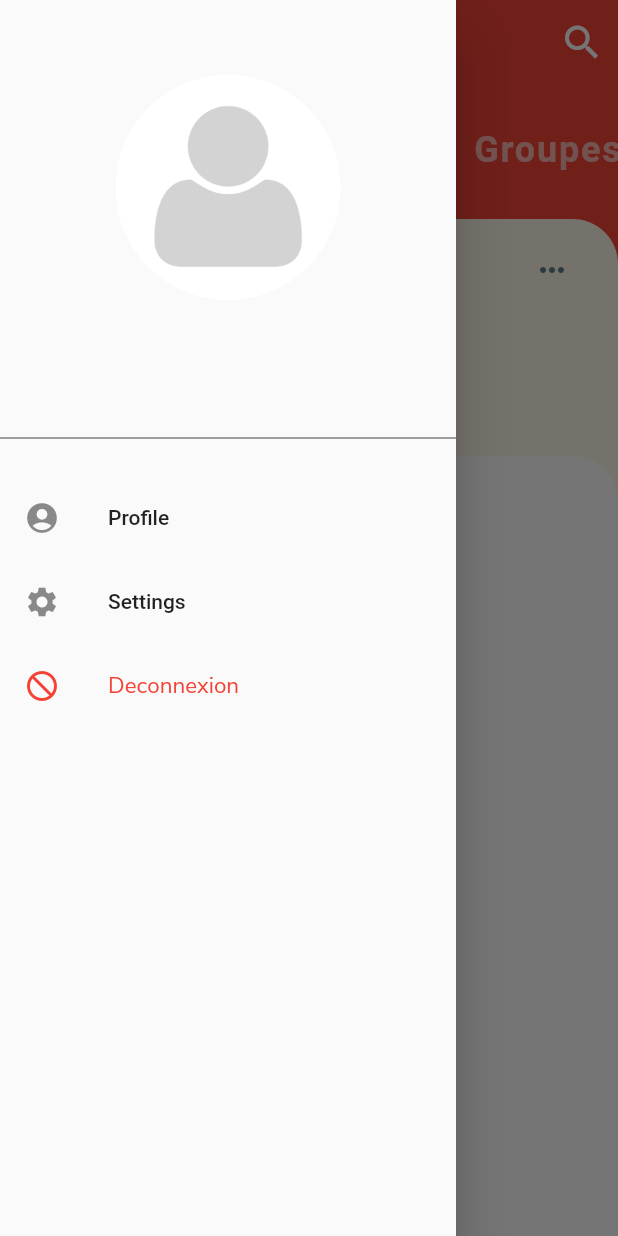
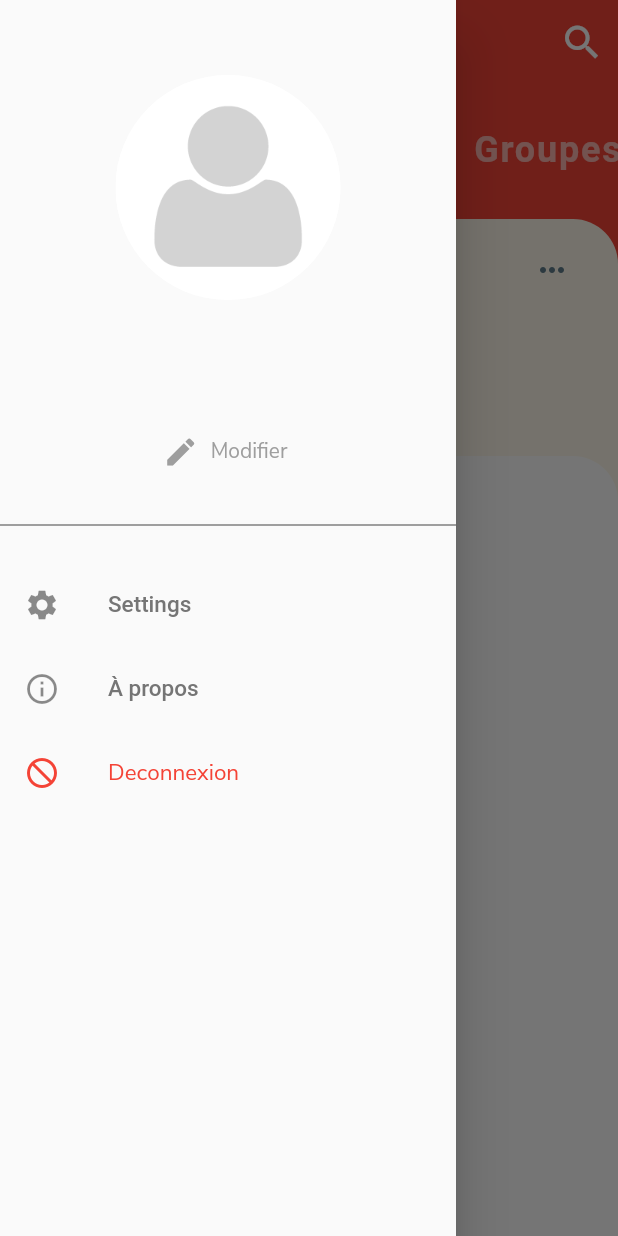
Before and after one commit to quentinfon/SWChat, a Flutter app: the screen it shows once a user with an empty profile is signed in, with the side drawer open, on a phone screen of 412 x 824 dp. Run offline on Flutter 3.47's test engine with Material 2 defaults, Android fonts, the phone set to English and light mode, and no system bars; our stand-ins replace cloud_firestore, firebase_auth, firebase_storage, flutter_spinkit; accounts and stored records are empty.

Commit message:
à propos

```diff
--- a/lib/screens/home/home.dart
+++ b/lib/screens/home/home.dart
@@ -9,6 +9,7 @@ import 'package:firebase_storage/firebase_storage.dart';
 
 import 'package:swchat/services/dataHolder.dart';
 import 'package:swchat/services/database.dart';
+import 'package:swchat/widgets/home/a_propos.dart';
 import 'package:swchat/widgets/user/ProfilImage.dart';
 import 'package:swchat/widgets/user/infos_utilisateur.dart';
 import 'package:swchat/widgets/user/userMessage.dart';
@@ -20,6 +21,15 @@ class Home extends StatelessWidget {
 
   @override
   Widget build(BuildContext context) {
+
+    void _showSettingsPanel(){
+      showModalBottomSheet(context: context, builder: (context){
+        return Container(
+          padding: EdgeInsets.symmetric(vertical: 20, horizontal: 60),
+          child: APropos(),
+        );
+      });
+    }
 
     User user = Provider.of<User>(context);
 
@@ -59,12 +69,27 @@ class Home extends StatelessWidget {
                 child: InfosUtilisateur(),
               ),
               ListTile(
-                leading: Icon(Icons.account_circle),
-                title: Text('Profile'),
+                leading: Icon(Icons.settings),
+                title: Text(
+                  'Settings',
+                  style: TextStyle(
+                    color: Colors.grey[600],
+                    fontSize: 15,
+                    fontWeight: FontWeight.w500
+                  ),
+                ),
               ),
               ListTile(
-                leading: Icon(Icons.settings),
-                title: Text('Settings'),
+                onTap: () => _showSettingsPanel(),
+                leading: Icon(Icons.info_outline),
+                title: Text(
+                  'À propos',
+                  style: TextStyle(
+                      color: Colors.grey[600],
+                      fontSize: 15,
+                      fontWeight: FontWeight.w500
+                  ),
+                ),
               ),
               ListTile(
                 leading: Icon(
--- a/lib/widgets/user/infos_utilisateur.dart
+++ b/lib/widgets/user/infos_utilisateur.dart
@@ -52,6 +52,21 @@ class _InfosUtilisateurState extends State<InfosUtilisateur> {
               color: Colors.blueGrey
             ),
           ),
+          SizedBox(height: 10),
+          FlatButton.icon(
+              onPressed: (){ },
+              icon: Icon(
+                Icons.edit,
+                color: Colors.grey,
+              ),
+              label: Text(
+                'Modifier',
+                style: TextStyle(
+                  color: Colors.grey,
+                  fontFamily: 'NunitoSans'
+                ),
+              )
+          ),
           Divider(
             height: 50,
             color: Colors.grey[800],
```
Also changed, not shown: lib/widgets/home/a_propos.dart (added, +64 -0 lines).
